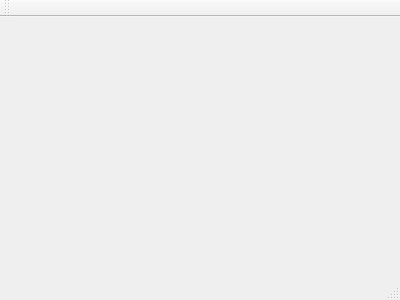
First picture: the form in grautafel/mainwindow.ui, repository texnokrates/grautafel, before the edit.
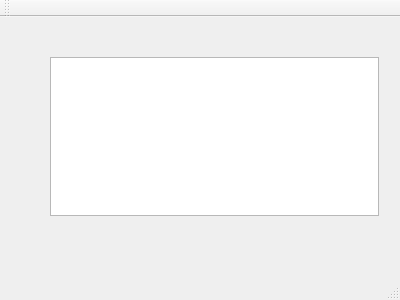
Second picture: the form after the edit.

Patch:
```diff
--- a/grautafel/mainwindow.ui
+++ b/grautafel/mainwindow.ui
@@ -13,7 +13,26 @@
   <property name="windowTitle">
    <string>MainWindow</string>
   </property>
-  <widget class="QWidget" name="centralWidget"/>
+  <widget class="QWidget" name="centralWidget">
+   <widget class="QWidget" name="horizontalLayoutWidget">
+    <property name="geometry">
+     <rect>
+      <x>39</x>
+      <y>29</y>
+      <width>351</width>
+      <height>181</height>
+     </rect>
+    </property>
+    <layout class="QHBoxLayout" name="horizontalLayout">
+     <item>
+      <widget class="QGraphicsView" name="graphicsView"/>
+     </item>
+     <item>
+      <layout class="QVBoxLayout" name="verticalLayout"/>
+     </item>
+    </layout>
+   </widget>
+  </widget>
   <widget class="QMenuBar" name="menuBar">
    <property name="geometry">
     <rect>
```
